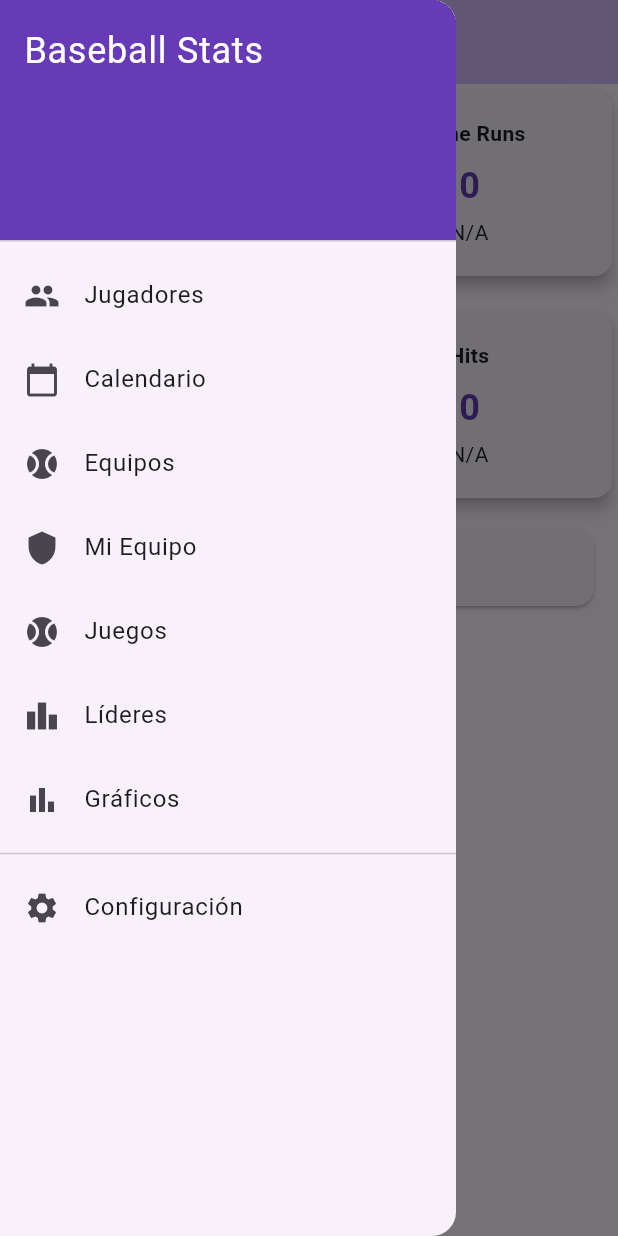
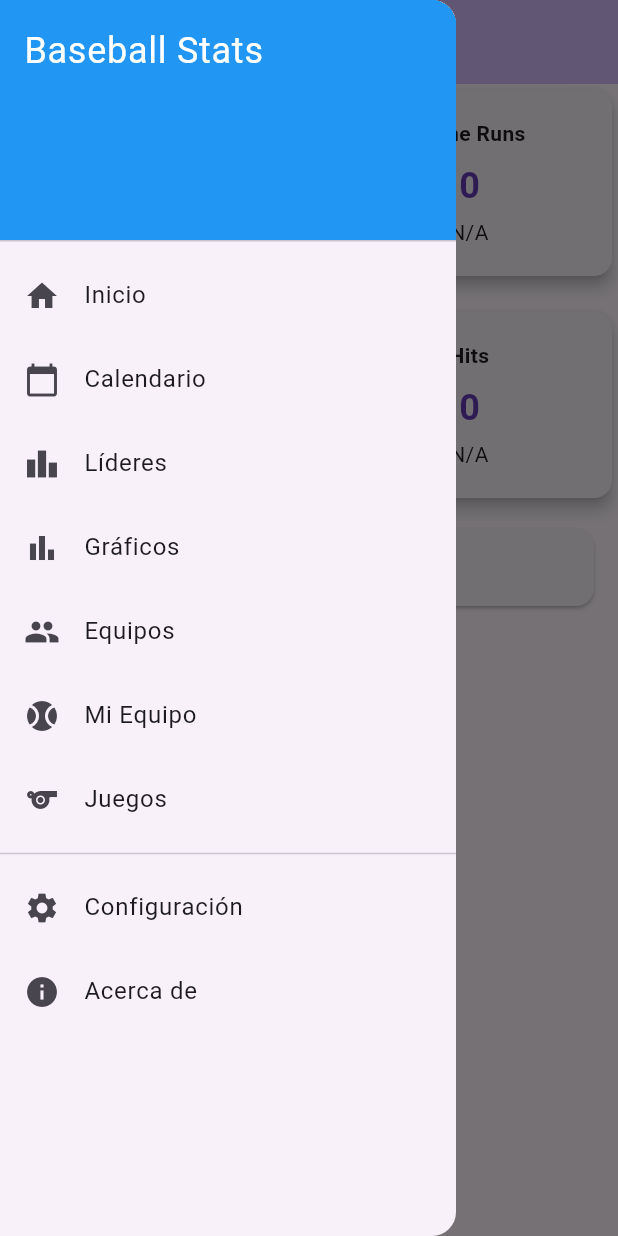
Before and after one commit to crgv7/baseballanotation, a Flutter app: the screen it shows after launch, with the side drawer open, on a phone screen of 412 x 824 dp. Run offline on Flutter 3.47's test engine with Material 3 defaults, Android fonts, the phone set to English and light mode, and no system bars; our stand-ins replace file_picker, image_picker, permission_handler, shared_preferences, sqflite, syncfusion_flutter_calendar and 1 more; accounts and stored records are empty.

Commit message:
creando acerca de

```diff
--- a/lib/main.dart
+++ b/lib/main.dart
@@ -16,6 +16,7 @@ import 'package:path/path.dart';
 import 'package:baseballanotation/screen/configuration/configuration_screen.dart';
 import 'package:provider/provider.dart';
 import 'providers/theme_provider.dart';
+import 'package:baseballanotation/screen/about/about_screen.dart';
 
 void main() async {
   WidgetsFlutterBinding.ensureInitialized();
@@ -70,6 +71,7 @@ class MyApp extends StatelessWidget {
             '/my-team': (context) => const MyTeamScreen(),
             '/games': (context) => const GamesScreen(),
             '/configuration': (context) => const ConfigurationScreen(),
+            '/about': (context) => const AboutScreen(),
           },
         );
       },
@@ -328,7 +330,7 @@ class _MyHomePageState extends State<MyHomePage> {
           children: [
             const DrawerHeader(
               decoration: BoxDecoration(
-                color: Colors.deepPurple,
+                color: Colors.blue,
               ),
               child: Text(
                 'Baseball Stats',
@@ -339,10 +341,9 @@ class _MyHomePageState extends State<MyHomePage> {
               ),
             ),
             ListTile(
-              leading: const Icon(Icons.people),
-              title: const Text('Jugadores'),
+              leading: const Icon(Icons.home),
+              title: const Text('Inicio'),
               onTap: () {
-                Navigator.pop(context);
                 Navigator.pushNamed(context, 'home');
               },
             ),
@@ -350,39 +351,13 @@ class _MyHomePageState extends State<MyHomePage> {
               leading: const Icon(Icons.calendar_today),
               title: const Text('Calendario'),
               onTap: () {
-                Navigator.pop(context);
                 Navigator.pushNamed(context, 'calendario');
-              },
-            ),
-            ListTile(
-              leading: const Icon(Icons.sports_baseball),
-              title: const Text('Equipos'),
-              onTap: () {
-                Navigator.pop(context);
-                Navigator.pushNamed(context, '/teams');
-              },
-            ),
-            ListTile(
-              leading: const Icon(Icons.shield),
-              title: const Text('Mi Equipo'),
-              onTap: () {
-                Navigator.pop(context);
-                Navigator.pushNamed(context, '/my-team');
-              },
-            ),
-            ListTile(
-              leading: const Icon(Icons.sports_baseball),
-              title: const Text('Juegos'),
-              onTap: () {
-                Navigator.pop(context);
-                Navigator.pushNamed(context, '/games');
               },
             ),
             ListTile(
               leading: const Icon(Icons.leaderboard),
               title: const Text('Líderes'),
               onTap: () {
-                Navigator.pop(context);
                 Navigator.pushNamed(context, 'lideres');
               },
             ),
@@ -390,8 +365,28 @@ class _MyHomePageState extends State<MyHomePage> {
               leading: const Icon(Icons.bar_chart),
               title: const Text('Gráficos'),
               onTap: () {
-                Navigator.pop(context);
                 Navigator.pushNamed(context, 'graficos');
+              },
+            ),
+            ListTile(
+              leading: const Icon(Icons.group),
+              title: const Text('Equipos'),
+              onTap: () {
+                Navigator.pushNamed(context, '/teams');
+              },
+            ),
+            ListTile(
+              leading: const Icon(Icons.sports_baseball),
+              title: const Text('Mi Equipo'),
+              onTap: () {
+                Navigator.pushNamed(context, '/my-team');
+              },
+            ),
+            ListTile(
+              leading: const Icon(Icons.sports),
+              title: const Text('Juegos'),
+              onTap: () {
+                Navigator.pushNamed(context, '/games');
               },
             ),
             const Divider(),
@@ -399,8 +394,14 @@ class _MyHomePageState extends State<MyHomePage> {
               leading: const Icon(Icons.settings),
               title: const Text('Configuración'),
               onTap: () {
-                Navigator.pop(context);
                 Navigator.pushNamed(context, '/configuration');
+              },
+            ),
+            ListTile(
+              leading: const Icon(Icons.info),
+              title: const Text('Acerca de'),
+              onTap: () {
+                Navigator.pushNamed(context, '/about');
               },
             ),
           ],
```
Also changed, not shown: lib/screen/about/about_screen.dart (added, +109 -0 lines).
